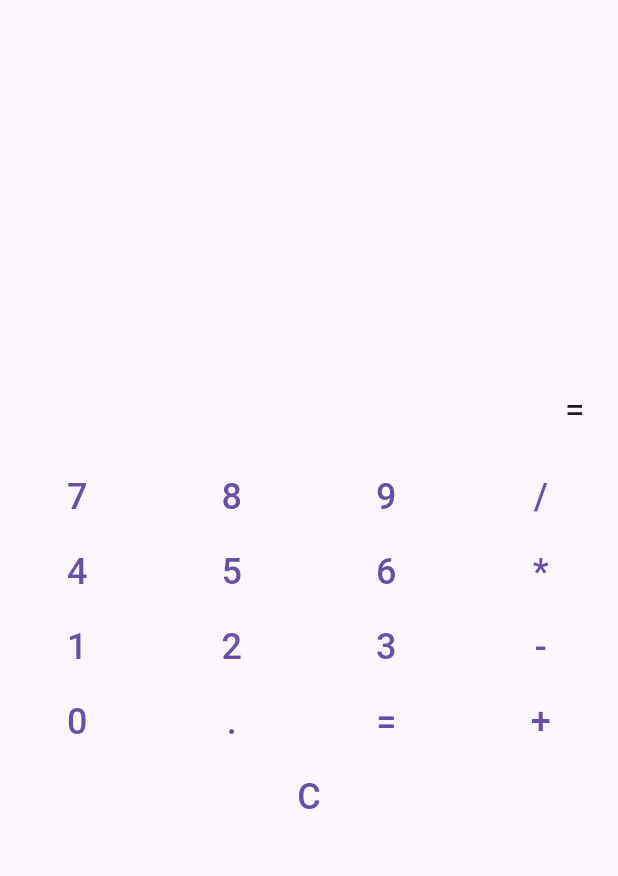
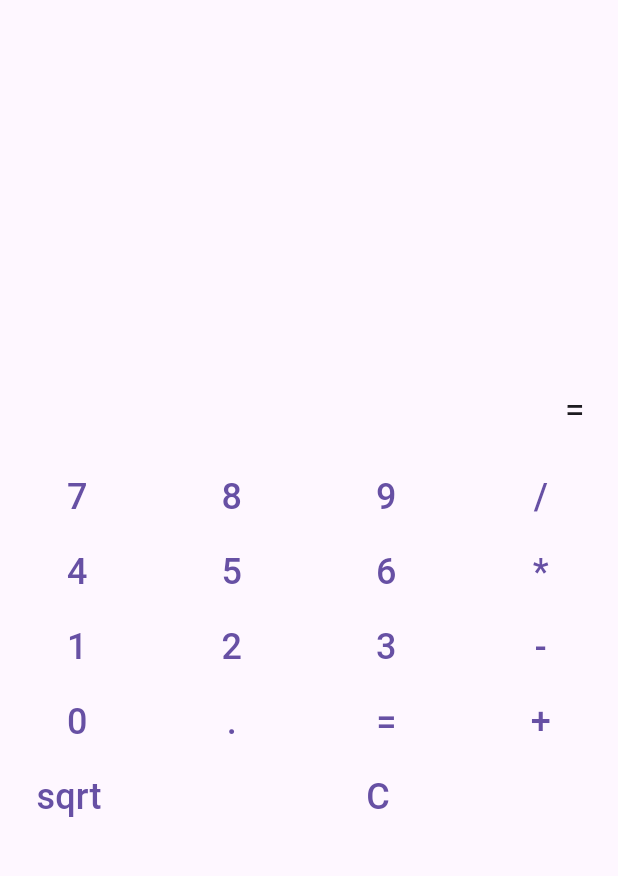
Before and after one commit to stchin55417/flutter-calculator, a Flutter app: the screen it shows after launch, on a phone screen of 412 x 824 dp, the part 63-939 px from its top. Run offline on Flutter 3.47's test engine with Material 3 defaults, Android fonts, the phone set to English and light mode, and no system bars; missing offline and left inert: expressions.

Commit message:
Added square button to the calculator app

```diff
--- a/lib/main.dart
+++ b/lib/main.dart
@@ -1,5 +1,6 @@
 import 'package:flutter/material.dart';
 import 'package:expressions/expressions.dart'; // External package for expression evaluation
+import 'dart:math'; // Import for sqrt function
 
 void main() {
   runApp(const MyApp());
@@ -8,7 +9,6 @@ void main() {
 class MyApp extends StatelessWidget {
   const MyApp({super.key});
 
-  // This widget is the root of your application.
   @override
   Widget build(BuildContext context) {
     return MaterialApp(
@@ -42,10 +42,40 @@ class _CalculatorScreenState extends State<CalculatorScreen> {
     try {
       final expression = Expression.parse(_expression);
       final evaluator = const ExpressionEvaluator();
-      final result = evaluator.eval(expression, {});
+      final result = evaluator.eval(expression, {
+        'sqrt': (num x) => sqrt(x),
+      });
       setState(() {
         _result = result.toString();
       });
+    } catch (e) {
+      setState(() {
+        _result = 'Error';
+      });
+    }
+  }
+
+  void _applySqrt() {
+    try {
+      if (_expression.isEmpty)
+        return; // Prevent applying sqrt to an empty expression
+
+      final expression = Expression.parse(_expression);
+      final evaluator = const ExpressionEvaluator();
+      final result = evaluator.eval(expression, {});
+
+      if (result is num && result >= 0) {
+        // Ensure it's a valid number for sqrt
+        final sqrtResult = sqrt(result);
+        setState(() {
+          _expression = sqrtResult.toString();
+          _result = ''; // Clear the result until next evaluation
+        });
+      } else {
+        setState(() {
+          _result = 'Error'; // Handle negative numbers or invalid inputs
+        });
+      }
     } catch (e) {
       setState(() {
         _result = 'Error';
@@ -68,8 +98,7 @@ class _CalculatorScreenState extends State<CalculatorScreen> {
       ),
       body: Center(
         child: Column(
-          mainAxisSize: MainAxisSize
-              .min, // Ensures the column only takes up the space it needs
+          mainAxisSize: MainAxisSize.min,
           children: [
             Container(
               padding: const EdgeInsets.all(16),
@@ -80,8 +109,7 @@ class _CalculatorScreenState extends State<CalculatorScreen> {
               ),
             ),
             Row(
-              mainAxisAlignment:
-                  MainAxisAlignment.center, // Center buttons horizontally
+              mainAxisAlignment: MainAxisAlignment.center,
               children: [
                 _buildButton('7'),
                 _buildButton('8'),
@@ -119,8 +147,9 @@ class _CalculatorScreenState extends State<CalculatorScreen> {
             Row(
               mainAxisAlignment: MainAxisAlignment.center,
               children: [
+                _buildButton('sqrt'), // Add open parenthesis for sqrt
                 SizedBox(
-                  width: 320, // Adjust width to match the button rows
+                  width: 320,
                   child: TextButton(
                     onPressed: _clear,
                     child: const Text('C', style: TextStyle(fontSize: 24)),
@@ -140,6 +169,8 @@ class _CalculatorScreenState extends State<CalculatorScreen> {
         onPressed: () {
           if (value == '=') {
             _calculateResult();
+          } else if (value == 'sqrt') {
+            _applySqrt();
           } else {
             _addToExpression(value);
           }
```
